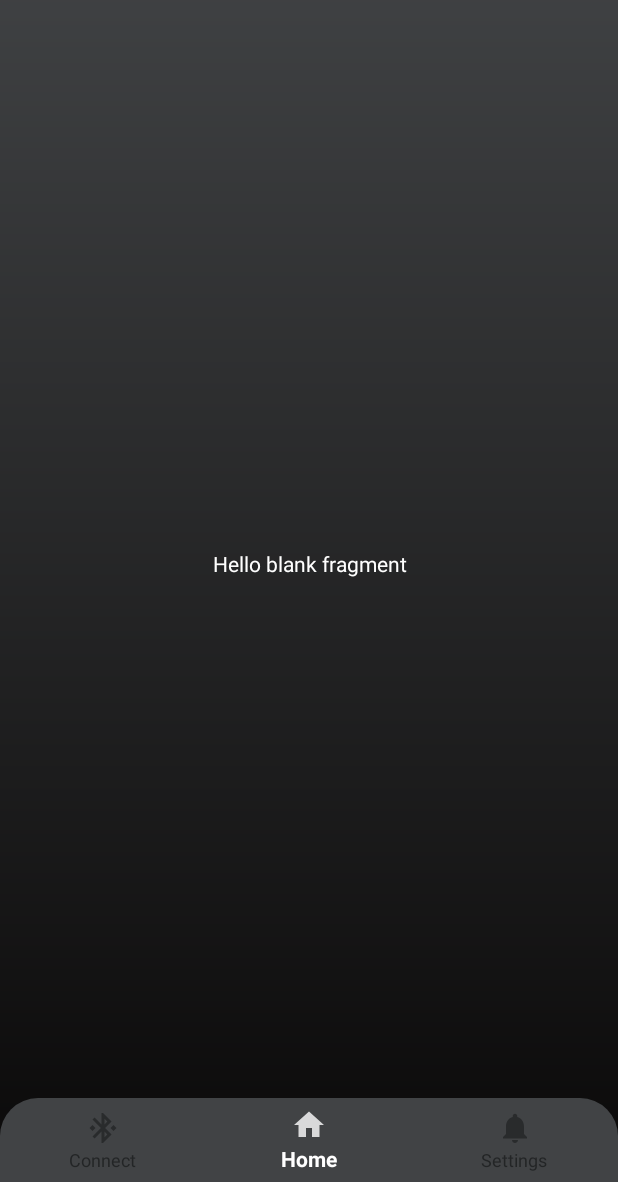
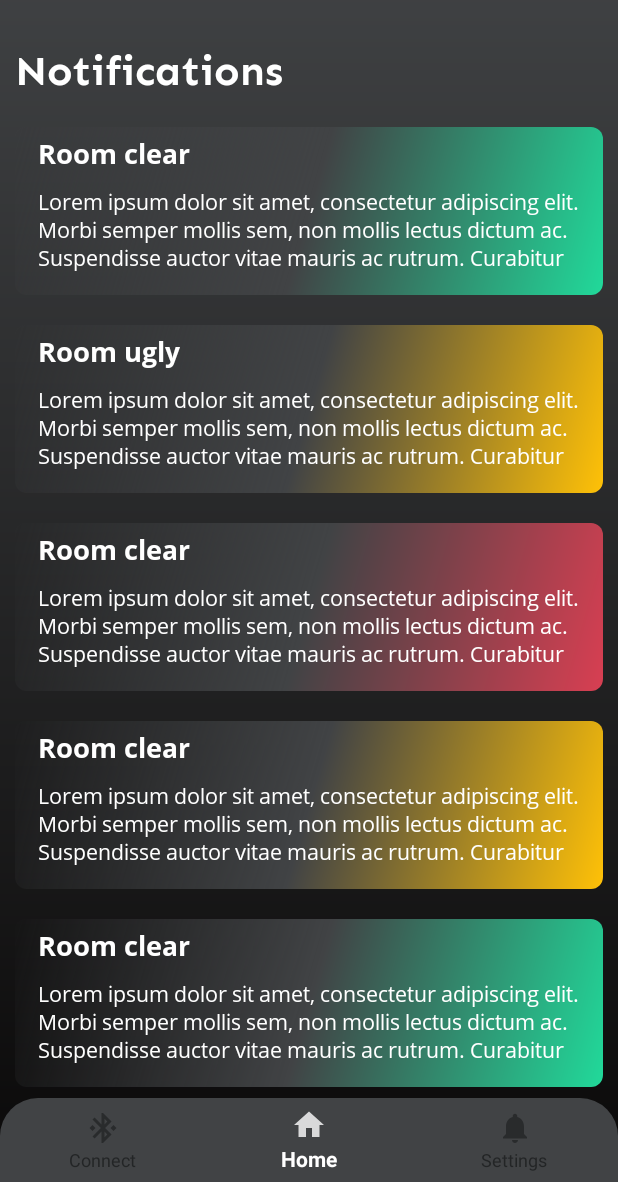
Before and after one commit to DanielAlonsoTM/Glados-App, an Android app: the fragment NotificationsFragment placed in its activity, on a phone screen of 412 x 824 dp, the part 54-1236 px from its top. Run offline under Robolectric (Android 15) with nearby library versions, the phone set to English and light mode, and no system bars.

Commit message:
Notification list is added

```diff
--- /dev/null
+++ b/app/src/main/java/com/samuraitech/gladosapp/adapter/NotificationsAdapter.kt
@@ -0,0 +1,53 @@
+package com.samuraitech.gladosapp.adapter
+
+import android.content.Context
+import android.graphics.drawable.Drawable
+import android.view.LayoutInflater
+import android.view.View
+import android.view.ViewGroup
+import android.widget.TextView
+import androidx.core.content.ContextCompat
+import androidx.recyclerview.widget.RecyclerView
+import com.samuraitech.gladosapp.R
+import com.samuraitech.gladosapp.model.Notification
+import com.samuraitech.gladosapp.model.NotificationType
+import kotlinx.android.synthetic.main.item_notification.view.*
+
+class NotificationsAdapter(private val notifications: ArrayList<Notification>, val context: Context) :
+    RecyclerView.Adapter<ViewHolderNotification>() {
+
+    override fun onCreateViewHolder(parent: ViewGroup, viewType: Int): ViewHolderNotification {
+        return ViewHolderNotification(LayoutInflater.from(context).inflate(R.layout.item_notification, parent, false))
+    }
+
+    override fun getItemCount(): Int {
+        return notifications.size
+    }
+
+    override fun onBindViewHolder(holder: ViewHolderNotification, position: Int) {
+        val notification = notifications[position]
+
+        val viewParent = holder.notificationParent
+        val textViewHeader = holder.notificationHeader
+        val textViewContent = holder.notificationContent
+
+        textViewHeader.text = notification.header
+        textViewContent.text = notification.content
+
+        val drawableBackground: Drawable
+
+        drawableBackground = when (notification.type) {
+            NotificationType.NORMAL -> ContextCompat.getDrawable(context, R.drawable.notification_normal)!!
+            NotificationType.WARNING -> ContextCompat.getDrawable(context, R.drawable.notification_warning)!!
+            NotificationType.ERROR -> ContextCompat.getDrawable(context, R.drawable.notification_error)!!
+        }
+
+        viewParent.background = drawableBackground
+    }
+}
+
+class ViewHolderNotification(view: View) : RecyclerView.ViewHolder(view) {
+    val notificationParent: View = view
+    val notificationHeader: TextView = view.text_notification_header
+    val notificationContent: TextView = view.text_notification_content
+}
--- a/app/src/main/java/com/samuraitech/gladosapp/adapter/RoomsAdapter.kt
+++ b/app/src/main/java/com/samuraitech/gladosapp/adapter/RoomsAdapter.kt
@@ -10,24 +10,24 @@ import com.samuraitech.gladosapp.R
 import com.samuraitech.gladosapp.model.Room
 import kotlinx.android.synthetic.main.item_room.view.*
 
-class RoomsAdapter(private val items: ArrayList<Room>, val context: Context) : RecyclerView.Adapter<ViewHolder>() {
+class RoomsAdapter(private val rooms: ArrayList<Room>, val context: Context) : RecyclerView.Adapter<ViewHolderRoom>() {
 
-    override fun onCreateViewHolder(parent: ViewGroup, viewType: Int): ViewHolder {
-        return ViewHolder(LayoutInflater.from(context).inflate(R.layout.item_room, parent, false))
+    override fun onCreateViewHolder(parent: ViewGroup, viewType: Int): ViewHolderRoom {
+        return ViewHolderRoom(LayoutInflater.from(context).inflate(R.layout.item_room, parent, false))
     }
 
     override fun getItemCount(): Int {
-        return items.size
+        return rooms.size
     }
 
-    override fun onBindViewHolder(holder: ViewHolder, position: Int) {
-        val room = items[position]
+    override fun onBindViewHolder(holderRoom: ViewHolderRoom, position: Int) {
+        val room = rooms[position]
 
-        val textViewName = holder.roomName
-        val textViewLastActivity = holder.roomLastActivity
-        val textViewTemperature = holder.roomTemperature
-        val textViewKilowattsConsumed = holder.roomKilowatts
-        val textViewHumidity = holder.roomHumidity
+        val textViewName = holderRoom.roomName
+        val textViewLastActivity = holderRoom.roomLastActivity
+        val textViewTemperature = holderRoom.roomTemperature
+        val textViewKilowattsConsumed = holderRoom.roomKilowatts
+        val textViewHumidity = holderRoom.roomHumidity
 
         val roomTemperature = "${room.temperature} °C"
         val roomKilowatts = "${room.kilowattsConsumed} kWh"
@@ -41,7 +41,7 @@ class RoomsAdapter(private val items: ArrayList<Room>, val context: Context) : R
     }
 }
 
-class ViewHolder(view: View) : RecyclerView.ViewHolder(view) {
+class ViewHolderRoom(view: View) : RecyclerView.ViewHolder(view) {
     val roomName: TextView = view.text_room_name
     val roomLastActivity: TextView = view.text_last_activity
     val roomTemperature: TextView = view.text_temperature
--- a/app/src/main/java/com/samuraitech/gladosapp/fragment/NotificationsFragment.kt
+++ b/app/src/main/java/com/samuraitech/gladosapp/fragment/NotificationsFragment.kt
@@ -5,8 +5,13 @@ import androidx.fragment.app.Fragment
 import android.view.LayoutInflater
 import android.view.View
 import android.view.ViewGroup
+import androidx.recyclerview.widget.LinearLayoutManager
+import androidx.recyclerview.widget.RecyclerView
 
 import com.samuraitech.gladosapp.R
+import com.samuraitech.gladosapp.adapter.NotificationsAdapter
+import com.samuraitech.gladosapp.model.Notification
+import com.samuraitech.gladosapp.model.NotificationType
 
 class NotificationsFragment : Fragment() {
 
@@ -19,6 +24,26 @@ class NotificationsFragment : Fragment() {
         savedInstanceState: Bundle?
     ): View? {
         // Inflate the layout for this fragment
-        return inflater.inflate(R.layout.fragment_notifications, container, false)
+        val viewOfLayout = inflater.inflate(R.layout.fragment_notifications, container, false)
+
+        addDumpNotifications()
+
+        val recyclerNotifications: RecyclerView
+        recyclerNotifications = viewOfLayout.findViewById(R.id.recycler_view_notifications)
+
+        recyclerNotifications.layoutManager = LinearLayoutManager(context!!)
+        recyclerNotifications.adapter = NotificationsAdapter(listNotifications, context!!)
+
+        return viewOfLayout
+    }
+
+    private val listNotifications: ArrayList<Notification> = ArrayList()
+
+    private fun addDumpNotifications() {
+        listNotifications.add(Notification("Room clear", getString(R.string.dump_text), NotificationType.NORMAL))
+        listNotifications.add(Notification("Room ugly", getString(R.string.dump_text), NotificationType.WARNING))
+        listNotifications.add(Notification("Room clear", getString(R.string.dump_text), NotificationType.ERROR))
+        listNotifications.add(Notification("Room clear", getString(R.string.dump_text), NotificationType.WARNING))
+        listNotifications.add(Notification("Room clear", getString(R.string.dump_text), NotificationType.NORMAL))
     }
 }
--- /dev/null
+++ b/app/src/main/java/com/samuraitech/gladosapp/model/Notification.kt
@@ -0,0 +1,7 @@
+package com.samuraitech.gladosapp.model
+
+data class Notification(val header: String, val content: String, val type: NotificationType)
+
+enum class NotificationType {
+    NORMAL, WARNING, ERROR
+}
--- /dev/null
+++ b/app/src/main/res/drawable/notification_error.xml
@@ -0,0 +1,9 @@
+<?xml version="1.0" encoding="UTF-8"?>
+<shape xmlns:android="http://schemas.android.com/apk/res/android" android:shape="rectangle">
+    <gradient android:angle="135"
+              android:startColor="@color/colorError"
+              android:centerColor="@color/colorPrimary"
+              android:endColor="@android:color/transparent"
+              android:type="linear"/>
+    <corners android:radius="8dp"/>
+</shape>
--- /dev/null
+++ b/app/src/main/res/drawable/notification_normal.xml
@@ -0,0 +1,9 @@
+<?xml version="1.0" encoding="UTF-8"?>
+<shape xmlns:android="http://schemas.android.com/apk/res/android" android:shape="rectangle">
+    <gradient android:angle="135"
+              android:startColor="@color/colorOk"
+              android:centerColor="@color/colorPrimary"
+              android:endColor="@android:color/transparent"
+              android:type="linear"/>
+    <corners android:radius="8dp"/>
+</shape>
--- /dev/null
+++ b/app/src/main/res/drawable/notification_warning.xml
@@ -0,0 +1,9 @@
+<?xml version="1.0" encoding="UTF-8"?>
+<shape xmlns:android="http://schemas.android.com/apk/res/android" android:shape="rectangle">
+    <gradient android:angle="135"
+              android:startColor="@color/colorWarning"
+              android:centerColor="@color/colorPrimary"
+              android:endColor="@android:color/transparent"
+              android:type="linear"/>
+    <corners android:radius="8dp"/>
+</shape>
--- a/app/src/main/res/layout/fragment_notifications.xml
+++ b/app/src/main/res/layout/fragment_notifications.xml
@@ -4,12 +4,23 @@
              android:layout_width="match_parent"
              android:layout_height="match_parent"
              tools:context=".fragment.NotificationsFragment">
-
-    <!-- TODO: Update blank fragment layout -->
-    <TextView
+    <LinearLayout
             android:layout_width="match_parent"
             android:layout_height="match_parent"
-            android:gravity="center"
-            android:text="@string/hello_blank_fragment"/>
-
+            android:orientation="vertical"
+            tools:ignore="UselessParent">
+        <TextView
+                android:layout_width="wrap_content"
+                android:layout_height="wrap_content"
+                android:layout_margin="@dimen/default_margin"
+                android:text="@string/notifications"
+                android:textSize="28sp"
+                android:fontFamily="@font/sen_bold"/>
+        <androidx.recyclerview.widget.RecyclerView
+                android:id="@+id/recycler_view_notifications"
+                android:layout_width="match_parent"
+                android:layout_height="wrap_content"
+                android:scrollbars="none"
+                android:orientation="vertical"/>
+    </LinearLayout>
 </FrameLayout>
--- /dev/null
+++ b/app/src/main/res/layout/item_notification.xml
@@ -0,0 +1,26 @@
+<?xml version="1.0" encoding="utf-8"?>
+<LinearLayout xmlns:android="http://schemas.android.com/apk/res/android"
+              android:orientation="vertical"
+              android:layout_width="match_parent"
+              android:layout_height="wrap_content"
+              android:layout_margin="@dimen/default_margin"
+              android:padding="5dp">
+    <TextView
+            android:id="@+id/text_notification_header"
+            android:layout_width="wrap_content"
+            android:layout_height="wrap_content"
+            android:layout_marginStart="@dimen/default_margin"
+            android:text="@string/notification_head"
+            android:textSize="18sp"
+            android:fontFamily="@font/open_sans_bold"/>
+
+    <TextView
+            android:id="@+id/text_notification_content"
+            android:layout_width="wrap_content"
+            android:layout_height="wrap_content"
+            android:layout_margin="@dimen/default_margin"
+            android:text="@string/dump_text"
+            android:textSize="14sp"
+            android:fontFamily="@font/open_sans_regular"
+            android:maxLines="3"/>
+</LinearLayout>
--- a/app/src/main/res/values/colors.xml
+++ b/app/src/main/res/values/colors.xml
@@ -10,4 +10,7 @@
     <color name="colorWhite">#FFFFFF</color>
     <color name="colorOk">#21D99A</color>
     <color name="colorError">#D83F52</color>
+    <color name="colorWarning">#FFC107</color>
+<!--    <color name="colorError">#E22028</color>-->
+
 </resources>
--- a/app/src/main/res/values/strings.xml
+++ b/app/src/main/res/values/strings.xml
@@ -8,6 +8,7 @@
     <!--    Bottom Navigation-->
     <string name="bn_home">Home</string>
     <string name="bn_connect">Connect</string>
+    <string name="bn_notifications">Notifications</string>
 
     <!-- TODO: Remove or change this placeholder text -->
     <string name="hello_blank_fragment">Hello blank fragment</string>
@@ -44,4 +45,10 @@
     <string name="attachment_summary_on">Automatically download attachments for incoming emails</string>
     <string name="attachment_summary_off">Only download attachments when manually requested</string>
     <string name="security_system_status">Security system enabled</string>
+    <string name="dump_text">Lorem ipsum dolor sit amet, consectetur adipiscing elit. Morbi semper mollis sem, non
+        mollis lectus dictum ac. Suspendisse auctor vitae mauris ac rutrum. Curabitur ac tortor in est suscipit
+        facilisis quis nec purus.
+    </string>
+    <string name="notification_head">Notification Head</string>
+    <string name="notifications">Notifications</string>
 </resources>
```
Also changed, not shown: app/src/main/res/layout/item_room.xml (+5 -6 lines), app/src/main/res/font/open_sans_bold.ttf (added), app/src/main/res/font/open_sans_extra_bold.ttf (added), app/src/main/res/font/open_sans_light.ttf (added), app/src/main/res/font/open_sans_regular.ttf (added), app/src/main/res/font/open_sans_semi_bold.ttf (added).
